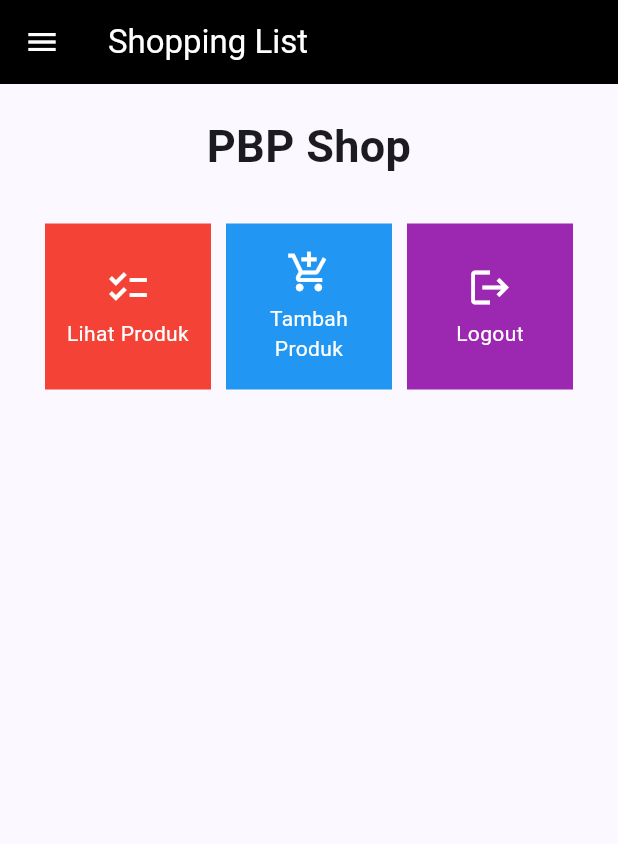
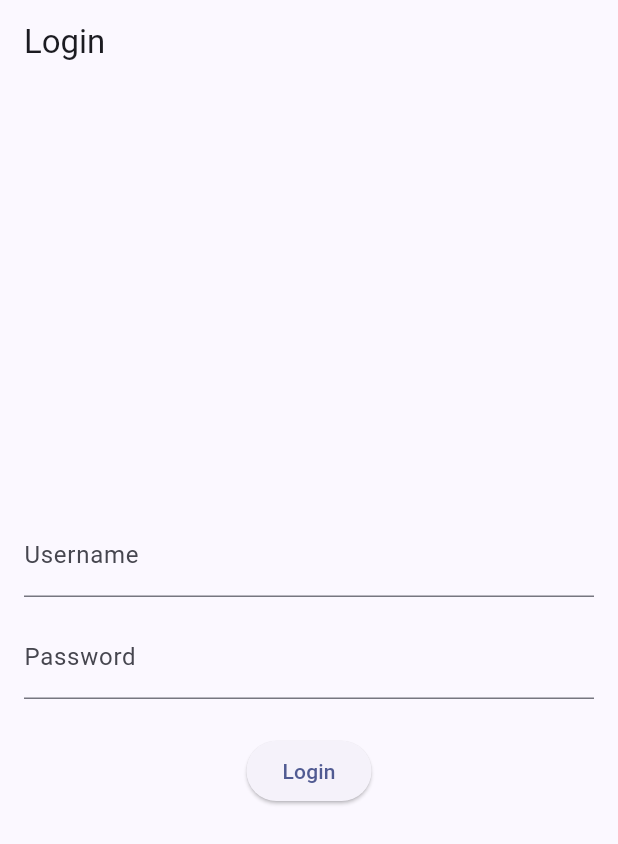
Before and after one commit to eilalleinat/shopping-list-mobile, a Flutter app: the screen it shows after launch, on a phone screen of 412 x 824 dp. Shown: the top 844 px of the screen. Run offline on Flutter 3.47's test engine with Material 2 defaults, Android fonts, the phone set to English and light mode, and no system bars; missing offline and left inert: pbp_django_auth.

Commit message:
Tutorial 8 selesai

```diff
--- a/lib/main.dart
+++ b/lib/main.dart
@@ -1,4 +1,7 @@
 import 'package:flutter/material.dart';
+import 'package:pbp_django_auth/pbp_django_auth.dart';
+import 'package:provider/provider.dart';
+import 'package:shopping_list/screens/login.dart';
 import 'package:shopping_list/screens/menu.dart';
 
 void main() {
@@ -6,33 +9,22 @@ void main() {
 }
 
 class MyApp extends StatelessWidget {
-  const MyApp({super.key});
+    const MyApp({Key? key}) : super(key: key);
 
-  // This widget is the root of your application.
     @override
     Widget build(BuildContext context) {
-    return MaterialApp(
-      title: 'Flutter Demo',
+        return Provider(
+            create: (_) {
+                CookieRequest request = CookieRequest();
+                return request;
+            },
+            child: MaterialApp(
+                title: 'Flutter App',
                 theme: ThemeData(
-        // This is the theme of your application.
-        //
-        // TRY THIS: Try running your application with "flutter run". You'll see
-        // the application has a blue toolbar. Then, without quitting the app,
-        // try changing the seedColor in the colorScheme below to Colors.green
-        // and then invoke "hot reload" (save your changes or press the "hot
-        // reload" button in a Flutter-supported IDE, or press "r" if you used
-        // the command line to start the app).
-        //
-        // Notice that the counter didn't reset back to zero; the application
-        // state is not lost during the reload. To reset the state, use hot
-        // restart instead.
-        //
-        // This works for code too, not just values: Most code changes can be
-        // tested with just a hot reload.
                     colorScheme: ColorScheme.fromSeed(seedColor: Colors.indigo),
                     useMaterial3: true,
                 ),
-      home: MyHomePage()
+                home: LoginPage()),
             );
     }
 }
--- /dev/null
+++ b/lib/screens/login.dart
@@ -0,0 +1,119 @@
+// ignore_for_file: use_build_context_synchronously
+
+import 'package:shopping_list/screens/menu.dart';
+import 'package:flutter/material.dart';
+import 'package:pbp_django_auth/pbp_django_auth.dart';
+import 'package:provider/provider.dart';
+
+void main() {
+    runApp(const LoginApp());
+}
+
+class LoginApp extends StatelessWidget {
+const LoginApp({super.key});
+
+@override
+Widget build(BuildContext context) {
+    return MaterialApp(
+        title: 'Login',
+        theme: ThemeData(
+            primarySwatch: Colors.blue,
+    ),
+    home: const LoginPage(),
+    );
+    }
+}
+
+class LoginPage extends StatefulWidget {
+    const LoginPage({super.key});
+
+    @override
+    // ignore: library_private_types_in_public_api
+    _LoginPageState createState() => _LoginPageState();
+    // _LoginPageState createState() => _LoginPageState();
+}
+
+class _LoginPageState extends State<LoginPage> {
+    final TextEditingController _usernameController = TextEditingController();
+    final TextEditingController _passwordController = TextEditingController();
+
+    @override
+    Widget build(BuildContext context) {
+        final request = context.watch<CookieRequest>();
+        return Scaffold(
+            appBar: AppBar(
+                title: const Text('Login'),
+            ),
+            body: Container(
+                padding: const EdgeInsets.all(16.0),
+                child: Column(
+                    mainAxisAlignment: MainAxisAlignment.center,
+                    children: [
+                        TextField(
+                            controller: _usernameController,
+                            decoration: const InputDecoration(
+                                labelText: 'Username',
+                            ),
+                        ),
+                        const SizedBox(height: 12.0),
+                        TextField(
+                            controller: _passwordController,
+                            decoration: const InputDecoration(
+                                labelText: 'Password',
+                            ),
+                            obscureText: true,
+                        ),
+                        const SizedBox(height: 24.0),
+                        ElevatedButton(
+                            onPressed: () async {
+                                String username = _usernameController.text;
+                                String password = _passwordController.text;
+
+                                // Cek kredensial
+                                // TODO: Ganti URL dan jangan lupa tambahkan trailing slash (/) di akhir URL!
+                                // Untuk menyambungkan Android emulator dengan Django pada localhost,
+                                // gunakan URL http://10.0.2.2/
+                                final response = await request.login("http://127.0.0.1:8000/auth/login/", {
+                                'username': username,
+                                'password': password,
+                                });
+
+                                if (request.loggedIn) {
+                                    String message = response['message'];
+                                    String uname = response['username'];
+                                    Navigator.pushReplacement(
+                                        context,
+                                        MaterialPageRoute(builder: (context) => MyHomePage()),
+                                    );
+                                    ScaffoldMessenger.of(context)
+                                        ..hideCurrentSnackBar()
+                                        ..showSnackBar(
+                                            SnackBar(content: Text("$message Selamat datang, $uname.")));
+                                }
+                                else {
+                                    showDialog(
+                                        context: context,
+                                        builder: (context) => AlertDialog(
+                                            title: const Text('Login Gagal'),
+                                            content:
+                                                Text(response['message']),
+                                            actions: [
+                                                TextButton(
+                                                    child: const Text('OK'),
+                                                    onPressed: () {
+                                                        Navigator.pop(context);
+                                                    },
+                                                ),
+                                            ],
+                                        ),
+                                    );
+                                }
+                            },
+                            child: const Text('Login'),
+                        ),
+                    ],
+                ),
+            ),
+        );
+    }
+}
--- a/pubspec.yaml
+++ b/pubspec.yaml
@@ -35,6 +35,9 @@ dependencies:
   # The following adds the Cupertino Icons font to your application.
   # Use with the CupertinoIcons class for iOS style icons.
   cupertino_icons: ^1.0.2
+  provider: ^6.1.1
+  pbp_django_auth: ^0.3.1
+  http: ^0.13.6
 
 dev_dependencies:
   flutter_test:
```
Also changed, not shown: lib/models/product.dart (added, +65 -0 lines), lib/screens/list_product.dart (added, +91 -0 lines), lib/screens/shoplist_form.dart (+66 -30 lines), lib/widgets/left_drawer.dart (+13 -1 lines), lib/widgets/shop_card.dart (+32 -1 lines), pubspec.lock, 2 other files. Lines whose indentation alone changed are shown as unchanged.
